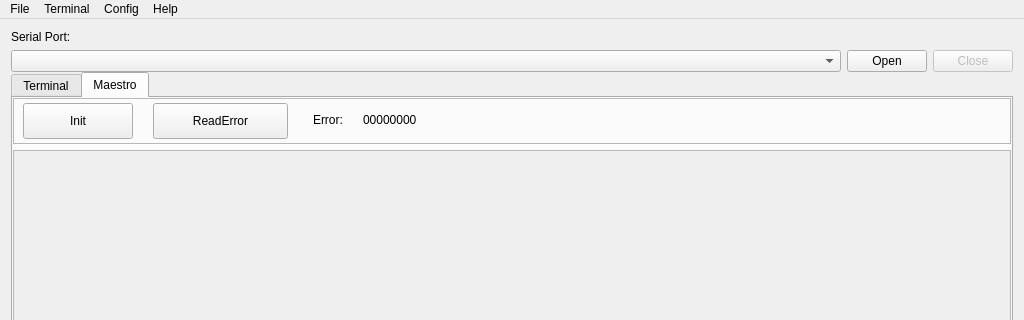
jmysu/PololuMaestro, file MaestroSerialTerm/mainwindow.ui: the form before one commit; both pictures show x 0 to 1024 and y 0 to 320 of the 1024 by 640 pixel window.
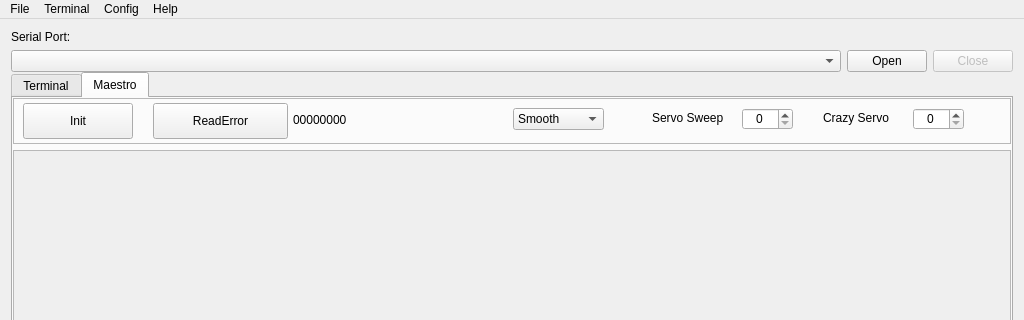
The form after the commit.

```diff
--- a/MaestroSerialTerm/mainwindow.ui
+++ b/MaestroSerialTerm/mainwindow.ui
@@ -142,6 +142,11 @@
     </item>
     <item>
      <widget class="QTabWidget" name="tabWidget">
+      <property name="font">
+       <font>
+        <family>Arial</family>
+       </font>
+      </property>
       <property name="currentIndex">
        <number>1</number>
       </property>
@@ -619,6 +624,11 @@
             <height>46</height>
            </size>
           </property>
+          <property name="font">
+           <font>
+            <family>Arial</family>
+           </font>
+          </property>
           <property name="frameShape">
            <enum>QFrame::StyledPanel</enum>
           </property>
@@ -654,32 +664,114 @@
             <string>ReadError</string>
            </property>
           </widget>
-          <widget class="QLabel" name="label">
-           <property name="geometry">
-            <rect>
-             <x>300</x>
-             <y>12</y>
-             <width>51</width>
-             <height>20</height>
-            </rect>
-           </property>
-           <property name="text">
-            <string>Error:</string>
-           </property>
-          </widget>
           <widget class="QLabel" name="labelError">
            <property name="geometry">
             <rect>
-             <x>350</x>
+             <x>280</x>
              <y>12</y>
              <width>91</width>
              <height>20</height>
             </rect>
            </property>
+           <property name="font">
+            <font>
+             <family>Arial</family>
+            </font>
+           </property>
            <property name="text">
             <string>00000000</string>
            </property>
           </widget>
+          <widget class="QLabel" name="label_2">
+           <property name="geometry">
+            <rect>
+             <x>639</x>
+             <y>12</y>
+             <width>91</width>
+             <height>16</height>
+            </rect>
+           </property>
+           <property name="font">
+            <font>
+             <family>Arial</family>
+            </font>
+           </property>
+           <property name="text">
+            <string>Servo Sweep</string>
+           </property>
+          </widget>
+          <widget class="QLabel" name="label_3">
+           <property name="geometry">
+            <rect>
+             <x>810</x>
+             <y>12</y>
+             <width>91</width>
+             <height>16</height>
+            </rect>
+           </property>
+           <property name="font">
+            <font>
+             <family>Arial</family>
+            </font>
+           </property>
+           <property name="text">
+            <string>Crazy Servo</string>
+           </property>
+          </widget>
+          <widget class="QSpinBox" name="spinBoxSweep">
+           <property name="geometry">
+            <rect>
+             <x>729</x>
+             <y>10</y>
+             <width>51</width>
+             <height>22</height>
+            </rect>
+           </property>
+           <property name="toolTip">
+            <string>0-99s,
+Hit &lt;Enter&gt; to apply!</string>
+           </property>
+           <property name="alignment">
+            <set>Qt::AlignCenter</set>
+           </property>
+          </widget>
+          <widget class="QSpinBox" name="spinBoxCrazy">
+           <property name="geometry">
+            <rect>
+             <x>900</x>
+             <y>10</y>
+             <width>51</width>
+             <height>22</height>
+            </rect>
+           </property>
+           <property name="toolTip">
+            <string>0-99s,
+Hit &lt;Enter&gt; to apply!</string>
+           </property>
+           <property name="alignment">
+            <set>Qt::AlignCenter</set>
+           </property>
+          </widget>
+          <widget class="QComboBox" name="comboBoxSmooth">
+           <property name="geometry">
+            <rect>
+             <x>500</x>
+             <y>10</y>
+             <width>91</width>
+             <height>22</height>
+            </rect>
+           </property>
+           <item>
+            <property name="text">
+             <string>Smooth</string>
+            </property>
+           </item>
+           <item>
+            <property name="text">
+             <string>Fast</string>
+            </property>
+           </item>
+          </widget>
          </widget>
         </item>
         <item>
```
Left out of the diff: 54 changed lines with no effect on the pictures.
